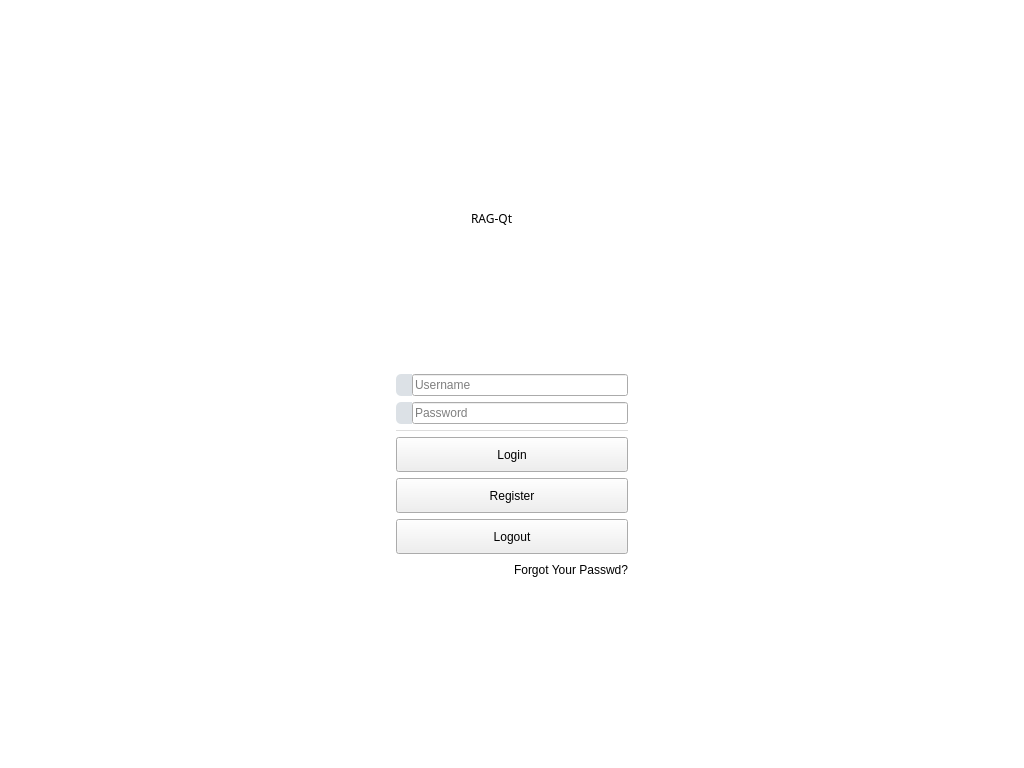
Old version of the form src/login_page/LoginPage.ui in the repository hanjingo/rag-qt.
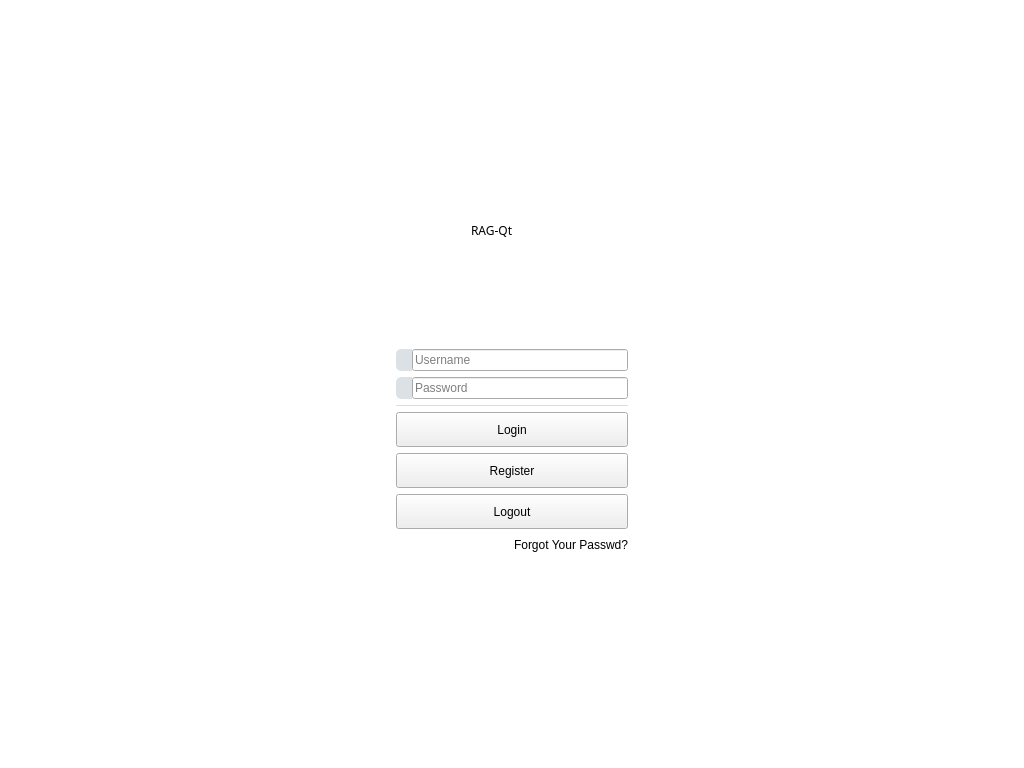
New version of the form. Icons and pictures are not drawn.

What changed in the file:
```diff
--- a/src/login_page/LoginPage.ui
+++ b/src/login_page/LoginPage.ui
@@ -49,7 +49,7 @@
         <property name="minimumSize">
          <size>
           <width>250</width>
-          <height>450</height>
+          <height>400</height>
          </size>
         </property>
         <property name="autoFillBackground">
```
